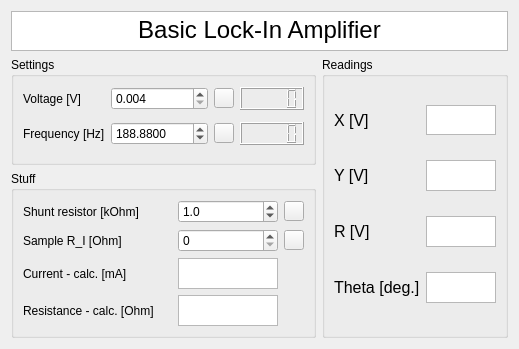
Before: the Qt Designer form CryostatGUI/LockIn/LockIn_control.ui in Cryostat-GUI/Cryostat-GUI, drawn with Qt 5.
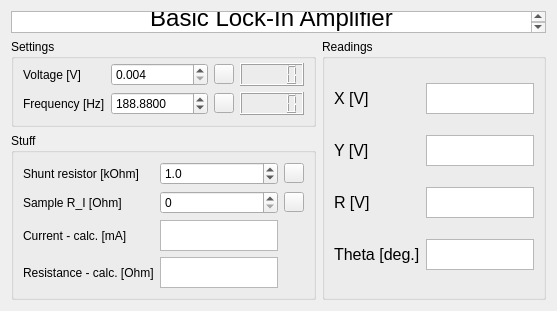
After: the same form once the commit is applied. Icons and pictures are not drawn.

```diff
--- a/CryostatGUI/LockIn/LockIn_control.ui
+++ b/CryostatGUI/LockIn/LockIn_control.ui
@@ -6,8 +6,8 @@
    <rect>
     <x>0</x>
     <y>0</y>
-    <width>502</width>
-    <height>349</height>
+    <width>557</width>
+    <height>311</height>
    </rect>
   </property>
   <property name="windowTitle">
@@ -197,7 +197,7 @@
        <widget class="QTextEdit" name="textY_V">
         <property name="maximumSize">
          <size>
-          <width>100</width>
+          <width>16777215</width>
           <height>31</height>
          </size>
         </property>
@@ -225,7 +225,7 @@
        <widget class="QTextEdit" name="textR_V">
         <property name="maximumSize">
          <size>
-          <width>100</width>
+          <width>16777215</width>
           <height>31</height>
          </size>
         </property>
@@ -262,8 +262,8 @@
        <widget class="QTextEdit" name="textX_V">
         <property name="maximumSize">
          <size>
-          <width>100</width>
-          <height>30</height>
+          <width>16777215</width>
+          <height>31</height>
          </size>
         </property>
         <property name="acceptDrops">
@@ -278,7 +278,7 @@
        <widget class="QTextEdit" name="textTheta_Deg">
         <property name="maximumSize">
          <size>
-          <width>100</width>
+          <width>16777215</width>
           <height>31</height>
          </size>
         </property>
@@ -301,6 +301,12 @@
      <layout class="QGridLayout" name="gridLayout_2" columnstretch="0,1,0">
       <item row="0" column="1">
        <widget class="QDoubleSpinBox" name="spinShuntResistance_kOhm">
+        <property name="maximumSize">
+         <size>
+          <width>16777215</width>
+          <height>31</height>
+         </size>
+        </property>
         <property name="decimals">
          <number>1</number>
         </property>
@@ -323,7 +329,7 @@
        <widget class="QTextEdit" name="textSampleResistance_Ohm">
         <property name="maximumSize">
          <size>
-          <width>100</width>
+          <width>16777215</width>
           <height>31</height>
          </size>
         </property>
@@ -345,6 +351,12 @@
       </item>
       <item row="1" column="1">
        <widget class="QDoubleSpinBox" name="spinContactResistance_Ohm">
+        <property name="maximumSize">
+         <size>
+          <width>16777215</width>
+          <height>31</height>
+         </size>
+        </property>
         <property name="decimals">
          <number>0</number>
         </property>
@@ -357,7 +369,7 @@
        <widget class="QTextEdit" name="textSampleCurrent_mA">
         <property name="maximumSize">
          <size>
-          <width>100</width>
+          <width>16777215</width>
           <height>31</height>
          </size>
         </property>
@@ -481,7 +493,7 @@
 &lt;html&gt;&lt;head&gt;&lt;meta name=&quot;qrichtext&quot; content=&quot;1&quot; /&gt;&lt;style type=&quot;text/css&quot;&gt;
 p, li { white-space: pre-wrap; }
 &lt;/style&gt;&lt;/head&gt;&lt;body style=&quot; font-family:'MS Shell Dlg 2'; font-size:8.25pt; font-weight:400; font-style:normal;&quot;&gt;
-&lt;p align=&quot;center&quot; style=&quot; margin-top:0px; margin-bottom:0px; margin-left:0px; margin-right:0px; -qt-block-indent:0; text-indent:0px;&quot;&gt;&lt;span style=&quot; font-family:'MS Shell Dlg 2'; font-size:18pt;&quot;&gt;Basic Lock-In Amplifier&lt;/span&gt;&lt;/p&gt;&lt;/body&gt;&lt;/html&gt;</string>
+&lt;p align=&quot;center&quot; style=&quot; margin-top:0px; margin-bottom:0px; margin-left:0px; margin-right:0px; -qt-block-indent:0; text-indent:0px;&quot;&gt;&lt;span style=&quot; font-size:18pt;&quot;&gt;Basic Lock-In Amplifier&lt;/span&gt;&lt;/p&gt;&lt;/body&gt;&lt;/html&gt;</string>
      </property>
     </widget>
    </item>
```
